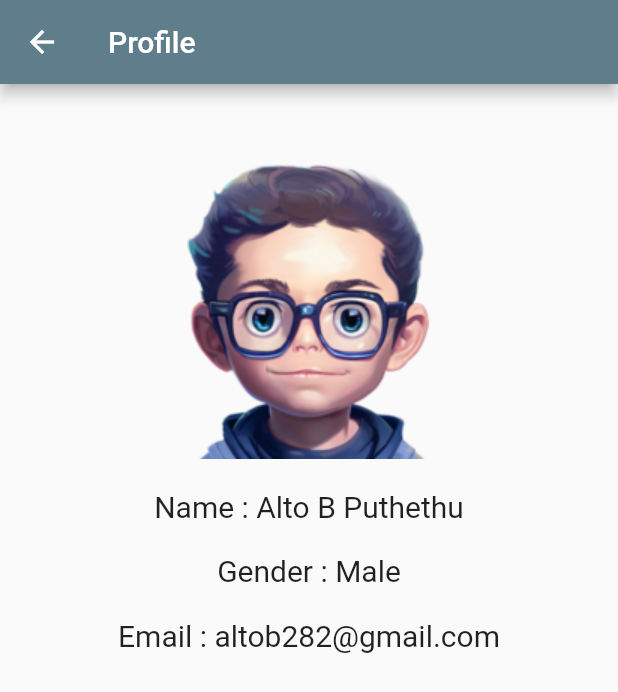
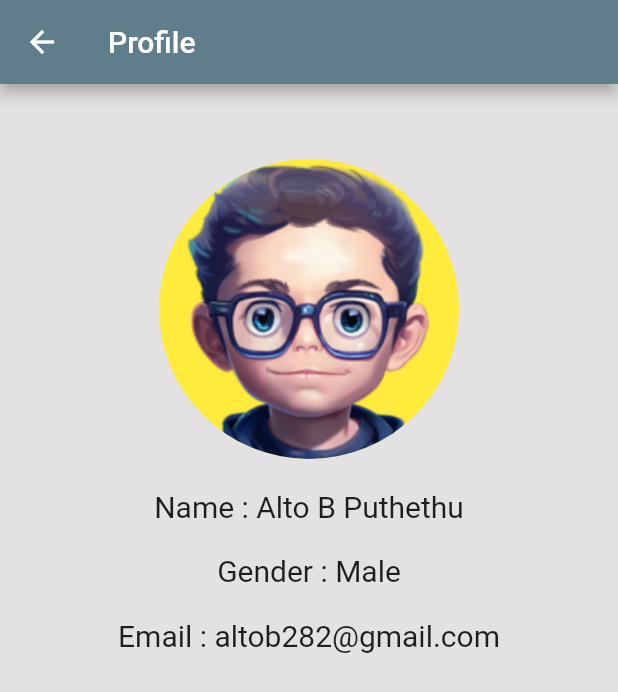
Before and after one commit to Alto-b/TRAVELISTA, a Flutter app: the Profile screen opened directly, on a phone screen of 412 x 824 dp. Shown: the top 692 px of the screen. Run offline on Flutter 3.47's test engine with Material 2 defaults, Android fonts, the phone set to English and light mode, and no system bars; our stand-ins replace shared_preferences; accounts and stored records are empty; network calls fail.

Commit message:
Settings updated

```diff
--- a/lib/Pages/profile.dart
+++ b/lib/Pages/profile.dart
@@ -10,13 +10,14 @@ class Profile extends StatelessWidget {
           backgroundColor:Color.fromRGBO(96, 125, 139, 1),
           title:Text('Profile')
         ),
+        backgroundColor: Color.fromARGB(255, 227, 225, 225),
 
         body: Center(
           child: Padding(
             padding: const EdgeInsets.all(50.0),
             child: Column(
               children: [
-                Image.asset('assets/img/profile1.webp'),
+                CircleAvatar(backgroundImage: AssetImage('assets/img/profile1.webp',),radius: 100,backgroundColor: Colors.yellow,),
                 SizedBox(height: 20,),
                 Text("Name : Alto B Puthethu",
                 style: TextStyle(
--- a/lib/Pages/settings.dart
+++ b/lib/Pages/settings.dart
@@ -9,6 +9,7 @@ class Settings extends StatelessWidget {
 
 appBar: AppBar(
   title: Text("Settings"),
+  backgroundColor:Color.fromRGBO(96, 125, 139, 1),
 
 ),
       body: ListView(
```
